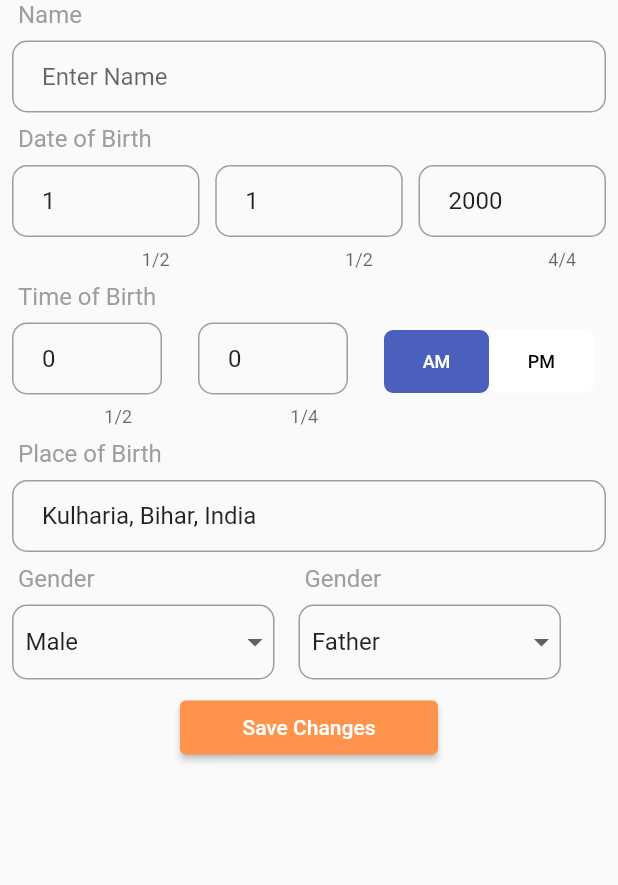
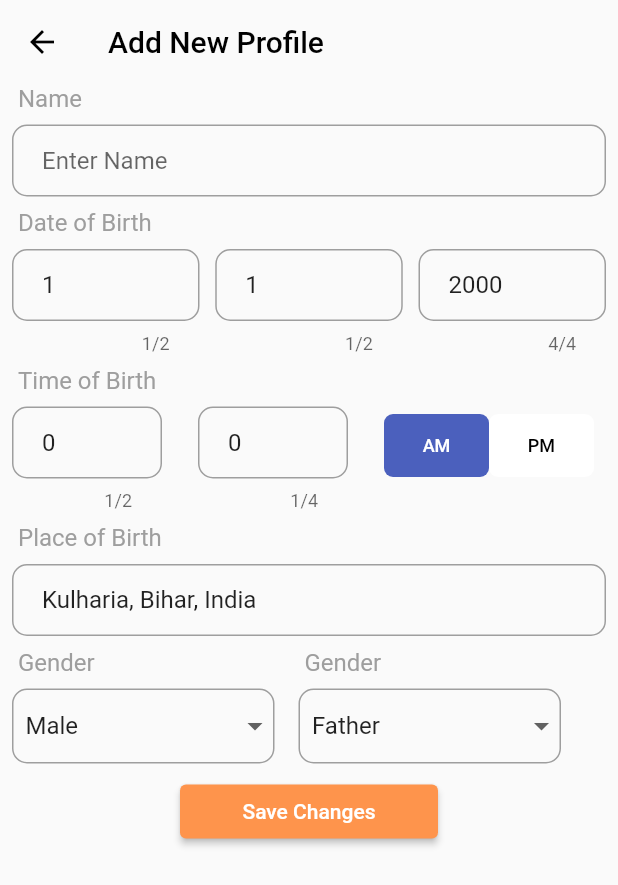
Before and after one commit to Chirag-Mathur/AstroTak, a Flutter app: the NewRelative screen opened directly with empty values, on a phone screen of 412 x 824 dp. Shown: the top 885 px of the screen. Run offline on Flutter 3.47's test engine with Material 2 defaults, Android fonts, the light colour scheme and no system bars; our stand-ins replace dio, flutter_advanced_switch, flutter_bloc, logger; network calls fail; statements that could not run were skipped.

Commit message:
Minor Changes

```diff
--- a/lib/screens/new_relative.dart
+++ b/lib/screens/new_relative.dart
@@ -118,6 +118,23 @@ class _NewRelativeState extends State<NewRelative> {
   @override
   Widget build(BuildContext context) {
     return Scaffold(
+        appBar: AppBar(
+          elevation: 0,
+          backgroundColor: Colors.transparent,
+          leading: IconButton(
+            icon: Icon(
+              Icons.arrow_back,
+              color: Colors.black,
+            ),
+            onPressed: () {
+              widget.back();
+            },
+          ),
+          title: Text(
+            'Add New Profile',
+            style: TextStyle(color: Colors.black),
+          ),
+        ),
         body: Center(
           child: Form(
               key: _formKey,
@@ -180,7 +197,8 @@ class _NewRelativeState extends State<NewRelative> {
                           child: TextFormField(
                             keyboardType: TextInputType.number,
                             textInputAction: TextInputAction.next,
-                        initialValue: _relative!.birthDetails.dobDay.toString(),
+                            initialValue:
+                                _relative!.birthDetails.dobDay.toString(),
                             onFieldSubmitted: (_) {
                               FocusScope.of(context).requestFocus(_focusNode);
                             },
@@ -195,7 +213,8 @@ class _NewRelativeState extends State<NewRelative> {
                               return null;
                             },
                             onSaved: (value) {
-                          _relative!.birthDetails.dobDay = int.parse(value!);
+                              _relative!.birthDetails.dobDay =
+                                  int.parse(value!);
                             },
                             decoration: _inputDecoration("DD"),
                             maxLength: 2,
@@ -221,7 +240,8 @@ class _NewRelativeState extends State<NewRelative> {
                               return null;
                             },
                             onSaved: (value) {
-                          _relative!.birthDetails.dobMonth = int.parse(value!);
+                              _relative!.birthDetails.dobMonth =
+                                  int.parse(value!);
                             },
                             decoration: _inputDecoration("MM"),
                             maxLength: 2,
@@ -249,7 +269,8 @@ class _NewRelativeState extends State<NewRelative> {
                               return null;
                             },
                             onSaved: (value) {
-                          _relative!.birthDetails.dobYear = int.parse(value!);
+                              _relative!.birthDetails.dobYear =
+                                  int.parse(value!);
                             },
                             maxLength: 4,
                             decoration: _inputDecoration("YYYY"),
@@ -292,7 +313,8 @@ class _NewRelativeState extends State<NewRelative> {
                               return null;
                             },
                             onSaved: (value) {
-                          _relative!.birthDetails.tobHour = int.parse(value!);
+                              _relative!.birthDetails.tobHour =
+                                  int.parse(value!);
                             },
                             maxLength: 2,
                             decoration: _inputDecoration("HH"),
@@ -303,7 +325,8 @@ class _NewRelativeState extends State<NewRelative> {
                           child: TextFormField(
                             textInputAction: TextInputAction.next,
                             keyboardType: TextInputType.number,
-                        initialValue: _relative!.birthDetails.tobMin.toString(),
+                            initialValue:
+                                _relative!.birthDetails.tobMin.toString(),
                             onFieldSubmitted: (_) {
                               FocusScope.of(context).requestFocus(_focusNode);
                             },
@@ -318,7 +341,8 @@ class _NewRelativeState extends State<NewRelative> {
                               return null;
                             },
                             onSaved: (value) {
-                          _relative!.birthDetails.tobMin = int.parse(value!);
+                              _relative!.birthDetails.tobMin =
+                                  int.parse(value!);
                             },
                             maxLength: 4,
                             decoration: _inputDecoration("MM"),
@@ -345,8 +369,8 @@ class _NewRelativeState extends State<NewRelative> {
                                   child: Container(
                                     width: 70,
                                     decoration: BoxDecoration(
-                                  color:
-                                      _relative!.birthDetails.meridiem == 'AM'
+                                      color: _relative!.birthDetails.meridiem ==
+                                              'AM'
                                           ? Color(0xff4b60bd)
                                           : Colors.white,
                                       borderRadius:
@@ -357,8 +381,8 @@ class _NewRelativeState extends State<NewRelative> {
                                         "AM",
                                         style: TextStyle(
                                             fontSize: 12,
-                                        color:
-                                            _relative!.birthDetails.meridiem ==
+                                            color: _relative!.birthDetails
+                                                        .meridiem ==
                                                     'AM'
                                                 ? Colors.white
                                                 : Colors.black),
@@ -370,7 +394,8 @@ class _NewRelativeState extends State<NewRelative> {
                                   onPressed: () {
                                     setState(() {
                                       _relative!.birthDetails.meridiem = 'PM';
-                                  logger.d(_relative!.birthDetails.meridiem);
+                                      logger
+                                          .d(_relative!.birthDetails.meridiem);
                                     });
                                   },
                                   style: TextButton.styleFrom(
@@ -378,8 +403,8 @@ class _NewRelativeState extends State<NewRelative> {
                                   ),
                                   child: Container(
                                     decoration: BoxDecoration(
-                                  color:
-                                      _relative!.birthDetails.meridiem != 'AM'
+                                      color: _relative!.birthDetails.meridiem !=
+                                              'AM'
                                           ? Color(0xff4b60bd)
                                           : Colors.white,
                                       borderRadius:
@@ -391,7 +416,8 @@ class _NewRelativeState extends State<NewRelative> {
                                         "PM",
                                         style: TextStyle(
                                           fontSize: 12,
-                                      color: _relative!.birthDetails.meridiem !=
+                                          color: _relative!
+                                                      .birthDetails.meridiem !=
                                                   'AM'
                                               ? Colors.white
                                               : Colors.black,
@@ -439,10 +465,12 @@ class _NewRelativeState extends State<NewRelative> {
                         crossAxisAlignment: CrossAxisAlignment.start,
                         children: [
                           Padding(
-                        padding: const EdgeInsets.symmetric(horizontal: 12.0),
+                            padding:
+                                const EdgeInsets.symmetric(horizontal: 12.0),
                             child: Text(
                               'Gender',
-                          style: TextStyle(color: Colors.grey, fontSize: 16),
+                              style:
+                                  TextStyle(color: Colors.grey, fontSize: 16),
                             ),
                           ),
                           Padding(
@@ -499,10 +527,12 @@ class _NewRelativeState extends State<NewRelative> {
                         crossAxisAlignment: CrossAxisAlignment.start,
                         children: [
                           Padding(
-                        padding: const EdgeInsets.symmetric(horizontal: 12.0),
+                            padding:
+                                const EdgeInsets.symmetric(horizontal: 12.0),
                             child: Text(
                               'Gender',
-                          style: TextStyle(color: Colors.grey, fontSize: 16),
+                              style:
+                                  TextStyle(color: Colors.grey, fontSize: 16),
                             ),
                           ),
                           Padding(
@@ -552,7 +582,8 @@ class _NewRelativeState extends State<NewRelative> {
                                     setState(() {
                                       dropdownValueRelation = value as int;
 
-                                  _relative!.relationId = dropdownValueRelation;
+                                      _relative!.relationId =
+                                          dropdownValueRelation;
                                     });
                                     logger.i(dropdownValueRelation);
                                   },
@@ -567,7 +598,8 @@ class _NewRelativeState extends State<NewRelative> {
                   Padding(
                     padding: const EdgeInsets.symmetric(horizontal: 120.0),
                     child: ElevatedButton(
-                  style: ElevatedButton.styleFrom(primary: Color(0xfffe944c)),
+                      style:
+                          ElevatedButton.styleFrom(primary: Color(0xfffe944c)),
                       onPressed: () {
                         _saveForm();
                       },
--- a/lib/screens/question.dart
+++ b/lib/screens/question.dart
@@ -125,7 +125,7 @@ class QuestionScreen extends StatelessWidget {
                     Padding(
                       padding: const EdgeInsets.all(8.0),
                       child: Text(
-                          "Lorem ipsum dolor sit amet consectetur adipisicing elit. Maxime mollitia,molestiae quas vel sint commodi repudiandae consequuntur voluptatum laborumnumquam blanditiis harum quisquam eius sed odit fugiat iusto fuga praesentiumoptio, eaque rerum! Provident similique accusantium nemo autem. Veritatisobcaecati tenetur iure eius earum ut molestias architecto voluptate aliquamnihil, eveniet aliquid culpa officia aut! "),
+                          "Lorem ipsum dolor sit amet consectetur adipisicing elit. Maxime mollitia,molestiae quas vel sint commodi repudiandae consequuntur voluptatum officia aut! "),
                     ),
                     Expanded(
                       child: Category(questions),
```
Also changed, not shown: lib/screens/relative_home.dart (+3 -29 lines). Lines whose indentation alone changed are shown as unchanged.
